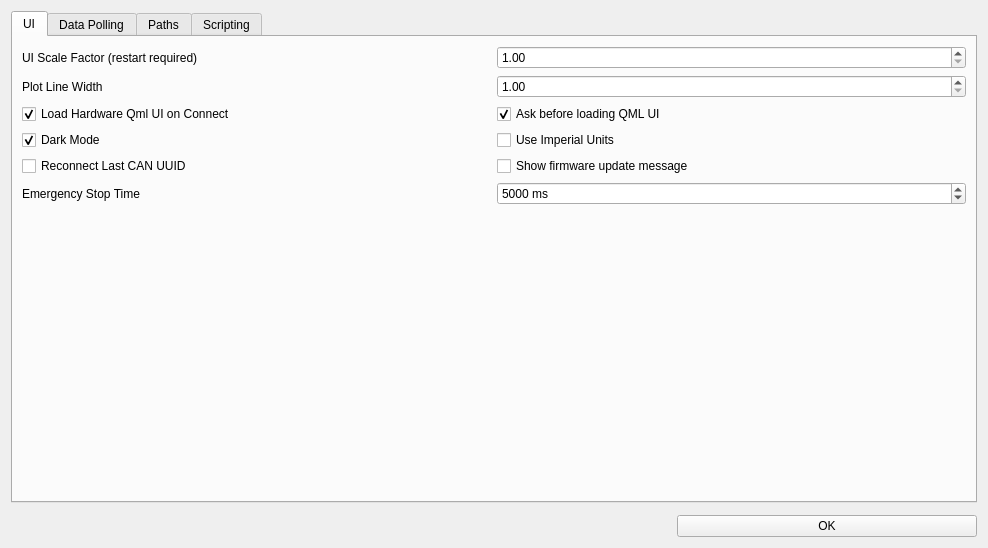
First picture: the form in preferences.ui, repository darwinbeing/vesc_tool, before the edit.
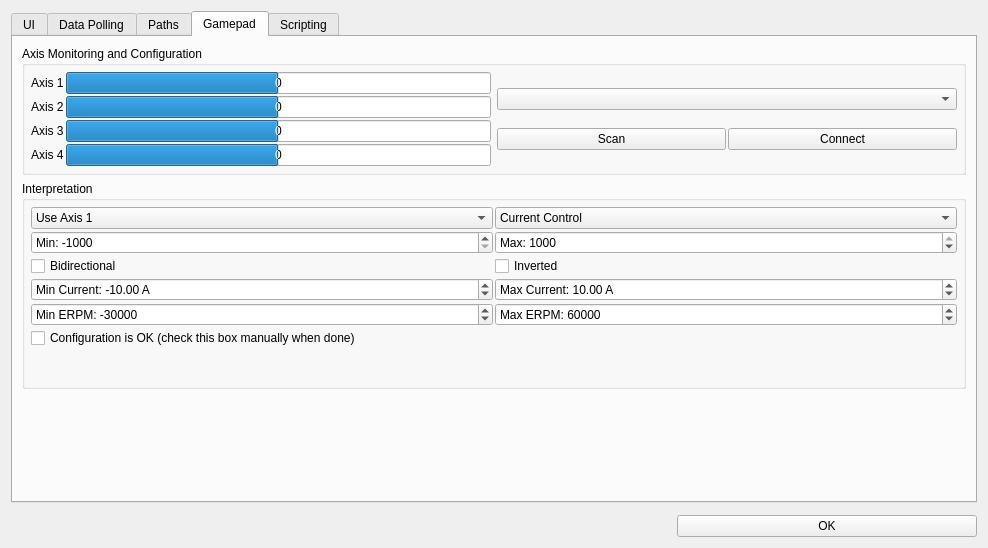
Second picture: the form after the edit. The open tabs and pages were chosen to show the change. Icons and pictures are not drawn. Custom widgets are drawn as their Qt base class.

Commit message: Restore Gamepad tab in Preferences UI (minus axis-configure buttons)

The edit to the form file:
```diff
--- a/preferences.ui
+++ b/preferences.ui
@@ -467,6 +467,388 @@
        </item>
       </layout>
      </widget>
+     <widget class="QWidget" name="tab_2">
+      <attribute name="title">
+       <string>Gamepad</string>
+      </attribute>
+      <layout class="QVBoxLayout" name="verticalLayout_4" stretch="0,0,1">
+       <item>
+        <widget class="QGroupBox" name="groupBox_2">
+         <property name="title">
+          <string>Axis Monitoring and Configuration</string>
+         </property>
+         <layout class="QHBoxLayout" name="horizontalLayout_2" stretch="1,1">
+          <property name="leftMargin">
+           <number>6</number>
+          </property>
+          <property name="topMargin">
+           <number>6</number>
+          </property>
+          <property name="rightMargin">
+           <number>6</number>
+          </property>
+          <property name="bottomMargin">
+           <number>6</number>
+          </property>
+          <item>
+           <layout class="QGridLayout" name="gridLayout">
+            <property name="spacing">
+             <number>2</number>
+            </property>
+            <item row="3" column="1">
+             <widget class="QProgressBar" name="jsAxis4Bar">
+              <property name="minimum">
+               <number>-1000</number>
+              </property>
+              <property name="maximum">
+               <number>1000</number>
+              </property>
+              <property name="value">
+               <number>0</number>
+              </property>
+              <property name="format">
+               <string>%v</string>
+              </property>
+             </widget>
+            </item>
+            <item row="0" column="1">
+             <widget class="QProgressBar" name="jsAxis1Bar">
+              <property name="minimum">
+               <number>-1000</number>
+              </property>
+              <property name="maximum">
+               <number>1000</number>
+              </property>
+              <property name="value">
+               <number>0</number>
+              </property>
+              <property name="format">
+               <string>%v</string>
+              </property>
+             </widget>
+            </item>
+            <item row="1" column="1">
+             <widget class="QProgressBar" name="jsAxis2Bar">
+              <property name="minimum">
+               <number>-1000</number>
+              </property>
+              <property name="maximum">
+               <number>1000</number>
+              </property>
+              <property name="value">
+               <number>0</number>
+              </property>
+              <property name="format">
+               <string>%v</string>
+              </property>
+             </widget>
+            </item>
+            <item row="0" column="0">
+             <widget class="QLabel" name="label_2">
+              <property name="text">
+               <string>Axis 1</string>
+              </property>
+             </widget>
+            </item>
+            <item row="1" column="0">
+             <widget class="QLabel" name="label_3">
+              <property name="text">
+               <string>Axis 2</string>
+              </property>
+             </widget>
+            </item>
+            <item row="3" column="0">
+             <widget class="QLabel" name="label_5">
+              <property name="text">
+               <string>Axis 4</string>
+              </property>
+             </widget>
+            </item>
+            <item row="2" column="1">
+             <widget class="QProgressBar" name="jsAxis3Bar">
+              <property name="minimum">
+               <number>-1000</number>
+              </property>
+              <property name="maximum">
+               <number>1000</number>
+              </property>
+              <property name="value">
+               <number>0</number>
+              </property>
+              <property name="format">
+               <string>%v</string>
+              </property>
+             </widget>
+            </item>
+            <item row="2" column="0">
+             <widget class="QLabel" name="label_4">
+              <property name="text">
+               <string>Axis 3</string>
+              </property>
+             </widget>
+            </item>
+           </layout>
+          </item>
+          <item>
+           <layout class="QGridLayout" name="gridLayout_2">
+            <property name="spacing">
+             <number>2</number>
+            </property>
+            <item row="1" column="1">
+             <widget class="QPushButton" name="jsConnectButton">
+              <property name="text">
+               <string>Connect</string>
+              </property>
+              <property name="icon">
+               <iconset resource="res.qrc">
+                <normaloff>:/res/icons/Connected-96.png</normaloff>:/res/icons/Connected-96.png</iconset>
+              </property>
+             </widget>
+            </item>
+            <item row="1" column="0">
+             <widget class="QPushButton" name="jsScanButton">
+              <property name="text">
+               <string>Scan</string>
+              </property>
+              <property name="icon">
+               <iconset resource="res.qrc">
+                <normaloff>:/res/icons/Refresh-96.png</normaloff>:/res/icons/Refresh-96.png</iconset>
+              </property>
+             </widget>
+            </item>
+            <item row="0" column="0" colspan="2">
+             <widget class="QComboBox" name="jsListBox"/>
+            </item>
+           </layout>
+          </item>
+         </layout>
+        </widget>
+       </item>
+       <item>
+        <widget class="QGroupBox" name="groupBox">
+         <property name="title">
+          <string>Interpretation</string>
+         </property>
+         <layout class="QGridLayout" name="gridLayout_3">
+          <property name="leftMargin">
+           <number>6</number>
+          </property>
+          <property name="topMargin">
+           <number>6</number>
+          </property>
+          <property name="rightMargin">
+           <number>6</number>
+          </property>
+          <property name="bottomMargin">
+           <number>6</number>
+          </property>
+          <property name="spacing">
+           <number>2</number>
+          </property>
+          <item row="3" column="1">
+           <widget class="QDoubleSpinBox" name="jsCurrentMaxBox">
+            <property name="prefix">
+             <string>Max Current: </string>
+            </property>
+            <property name="suffix">
+             <string> A</string>
+            </property>
+            <property name="maximum">
+             <double>1000.000000000000000</double>
+            </property>
+            <property name="value">
+             <double>10.000000000000000</double>
+            </property>
+           </widget>
+          </item>
+          <item row="4" column="1">
+           <widget class="QDoubleSpinBox" name="jsErpmMaxBox">
+            <property name="prefix">
+             <string>Max ERPM: </string>
+            </property>
+            <property name="decimals">
+             <number>0</number>
+            </property>
+            <property name="maximum">
+             <double>300000.000000000000000</double>
+            </property>
+            <property name="value">
+             <double>60000.000000000000000</double>
+            </property>
+           </widget>
+          </item>
+          <item row="2" column="0">
+           <widget class="QCheckBox" name="jsBidirectionalBox">
+            <property name="text">
+             <string>Bidirectional</string>
+            </property>
+           </widget>
+          </item>
+          <item row="0" column="1">
+           <widget class="QComboBox" name="jsControlTypeBox">
+            <item>
+             <property name="text">
+              <string>Current Control</string>
+             </property>
+            </item>
+            <item>
+             <property name="text">
+              <string>Current Control Brake</string>
+             </property>
+            </item>
+            <item>
+             <property name="text">
+              <string>Duty Control</string>
+             </property>
+            </item>
+            <item>
+             <property name="text">
+              <string>Speed Control</string>
+             </property>
+            </item>
+            <item>
+             <property name="text">
+              <string>Position Control</string>
+             </property>
+            </item>
+           </widget>
+          </item>
+          <item row="4" column="0">
+           <widget class="QDoubleSpinBox" name="jsErpmMinBox">
+            <property name="prefix">
+             <string>Min ERPM: </string>
+            </property>
+            <property name="decimals">
+             <number>0</number>
+            </property>
+            <property name="minimum">
+             <double>-300000.000000000000000</double>
+            </property>
+            <property name="maximum">
+             <double>0.000000000000000</double>
+            </property>
+            <property name="value">
+             <double>-30000.000000000000000</double>
+            </property>
+           </widget>
+          </item>
+          <item row="3" column="0">
+           <widget class="QDoubleSpinBox" name="jsCurrentMinBox">
+            <property name="prefix">
+             <string>Min Current: </string>
+            </property>
+            <property name="suffix">
+             <string> A</string>
+            </property>
+            <property name="minimum">
+             <double>-1000.000000000000000</double>
+            </property>
+            <property name="maximum">
+             <double>0.000000000000000</double>
+            </property>
+            <property name="value">
+             <double>-10.000000000000000</double>
+            </property>
+           </widget>
+          </item>
+          <item row="2" column="1">
+           <widget class="QCheckBox" name="jsInvertedBox">
+            <property name="text">
+             <string>Inverted</string>
+            </property>
+           </widget>
+          </item>
+          <item row="5" column="0">
+           <widget class="QCheckBox" name="jsConfigOkBox">
+            <property name="text">
+             <string>Configuration is OK (check this box manually when done)</string>
+            </property>
+           </widget>
+          </item>
+          <item row="1" column="1">
+           <widget class="QSpinBox" name="jsMaxBox">
+            <property name="prefix">
+             <string>Max: </string>
+            </property>
+            <property name="minimum">
+             <number>-1000</number>
+            </property>
+            <property name="maximum">
+             <number>1000</number>
+            </property>
+            <property name="value">
+             <number>1000</number>
+            </property>
+           </widget>
+          </item>
+          <item row="1" column="0">
+           <widget class="QSpinBox" name="jsMinBox">
+            <property name="prefix">
+             <string>Min: </string>
+            </property>
+            <property name="minimum">
+             <number>-1000</number>
+            </property>
+            <property name="maximum">
+             <number>1000</number>
+            </property>
+            <property name="value">
+             <number>-1000</number>
+            </property>
+           </widget>
+          </item>
+          <item row="6" column="0" colspan="2">
+           <widget class="DisplayBar" name="jsDisp" native="true">
+            <property name="minimumSize">
+             <size>
+              <width>0</width>
+              <height>30</height>
+             </size>
+            </property>
+           </widget>
+          </item>
+          <item row="0" column="0">
+           <widget class="QComboBox" name="jseAxisBox">
+            <item>
+             <property name="text">
+              <string>Use Axis 1</string>
+             </property>
+            </item>
+            <item>
+             <property name="text">
+              <string>Use Axis 2</string>
+             </property>
+            </item>
+            <item>
+             <property name="text">
+              <string>Use Axis 3</string>
+             </property>
+            </item>
+            <item>
+             <property name="text">
+              <string>Use Axis 4</string>
+             </property>
+            </item>
+           </widget>
+          </item>
+         </layout>
+        </widget>
+       </item>
+       <item>
+        <spacer name="verticalSpacer_3">
+         <property name="orientation">
+          <enum>Qt::Orientation::Vertical</enum>
+         </property>
+         <property name="sizeHint" stdset="0">
+          <size>
+           <width>5</width>
+           <height>5</height>
+          </size>
+         </property>
+        </spacer>
+       </item>
+      </layout>
+     </widget>
      <widget class="QWidget" name="tab_5">
       <attribute name="title">
        <string>Scripting</string>
```
